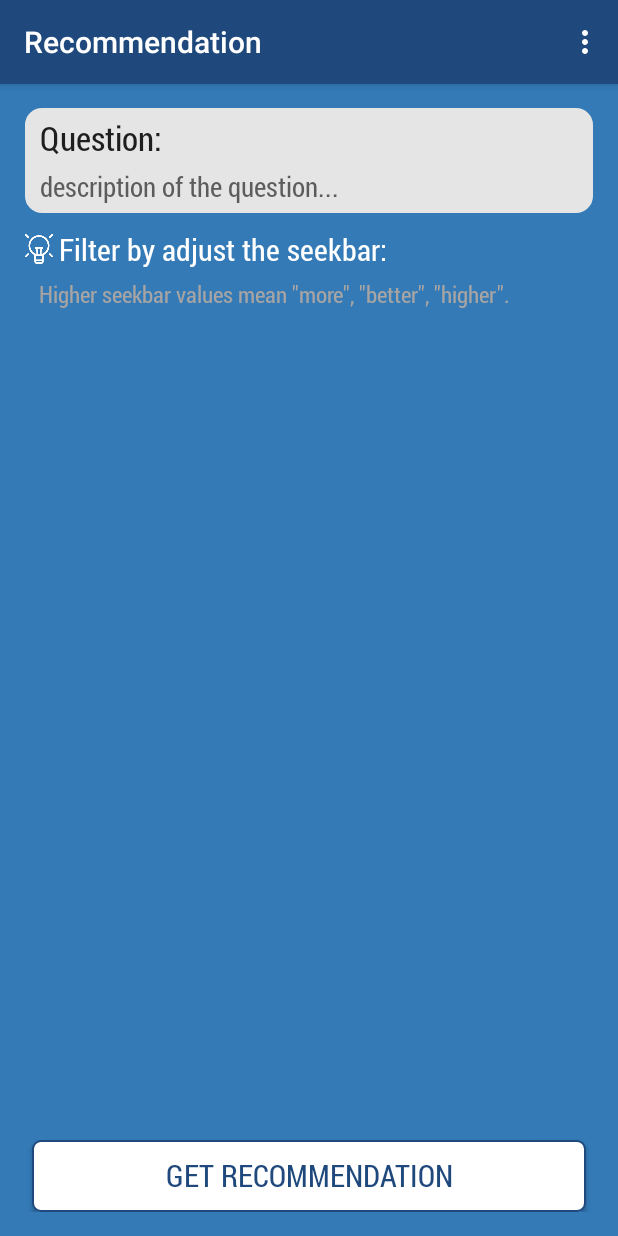
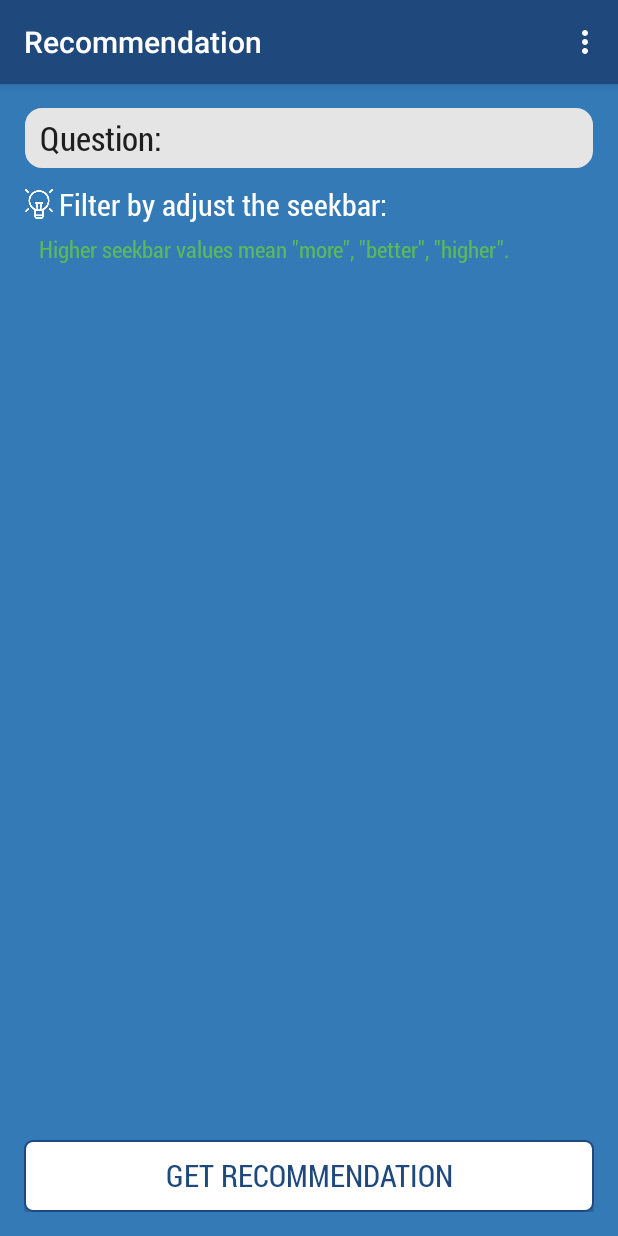
Before and after one commit to HugoWang/AnswerBot, an Android app: the GetRecomendActivity screen opened directly, with no data from a screen before it, on a phone screen of 412 x 824 dp. Run offline under Robolectric (Android 15) with nearby library versions, the phone set to English and light mode, and no system bars; libraries missing offline, so code that uses them is left out: com.loopj.android, cz.msebera.android; 3 statements that could not run were skipped.

Commit message:
Style listview

```diff
--- a/app/src/main/java/com/example/kaiwang/answerbot/GetRecomendActivity.java
+++ b/app/src/main/java/com/example/kaiwang/answerbot/GetRecomendActivity.java
@@ -25,7 +25,6 @@ import org.json.JSONException;
 import org.json.JSONObject;
 
 import java.io.UnsupportedEncodingException;
-import java.lang.reflect.Array;
 import java.util.ArrayList;
 import java.util.List;
 
@@ -39,11 +38,16 @@ public class GetRecomendActivity extends AppCompatActivity implements AdapterVie
     public int url_queston_id;
     public String ques_body;
     public String ques_details;
+    private boolean viewGroupIsVisible = false;
+    private View mViewGroup;
 
     @Override
     protected void onCreate(Bundle savedInstanceState) {
         super.onCreate(savedInstanceState);
         setContentView(R.layout.activity_get_recomend);
+
+        mViewGroup = findViewById(R.id.viewsContainer);
+        mViewGroup.setVisibility(View.GONE);
 
         Typeface tf = Typeface.createFromAsset(getAssets(),"RobotoCondensed-Regular.ttf");
         recommend_ques = (TextView)findViewById(R.id.recommend_ques);
@@ -57,6 +61,18 @@ public class GetRecomendActivity extends AppCompatActivity implements AdapterVie
         tips1.setTypeface(tf);
         tips2.setTypeface(tf);
         get_recommend.setTypeface(tf);
+
+        recommend_ques.setOnClickListener(new View.OnClickListener() {
+            @Override
+            public void onClick(View v) {
+                if (!viewGroupIsVisible) {
+                    mViewGroup.setVisibility(View.VISIBLE);
+                } else {
+                    mViewGroup.setVisibility(View.GONE);
+                }
+                viewGroupIsVisible = !viewGroupIsVisible;
+            }
+        });
 
         AsyncHttpClient client = new AsyncHttpClient();
         Bundle bundle = getIntent().getExtras();
@@ -124,22 +140,6 @@ public class GetRecomendActivity extends AppCompatActivity implements AdapterVie
                 // called when request is retried
             }
         });
-
-
-
-        /*
-        send_criterion.setOnItemClickListener(new AdapterView.OnItemClickListener() {
-            public void onItemClick(AdapterView<?> parent, View view,
-                                    int position, long id) {
-                criteria = (SeekBar) send_criterion.getItemAtPosition(position);
-                criteria.setFocusable(true);
-                criteria.setEnabled(true);
-                int value = criteria.getProgress(); // get value here
-                Toast.makeText(getApplication(),value,Toast.LENGTH_SHORT).show();
-
-            }
-        });
-        */
 
         get_recommend.setOnClickListener(new View.OnClickListener(){
             public void onClick(View v) {
--- a/app/src/main/res/layout/activity_get_recomend.xml
+++ b/app/src/main/res/layout/activity_get_recomend.xml
@@ -26,6 +26,12 @@
             android:layout_marginTop="5dp"
             android:layout_marginBottom="5dp" />
 
+        <LinearLayout
+            android:orientation="vertical"
+            android:id="@+id/viewsContainer"
+            android:layout_width="match_parent"
+            android:layout_height="match_parent">
+
             <TextView
                 android:layout_width="wrap_content"
                 android:layout_height="wrap_content"
@@ -35,6 +41,7 @@
                 android:text="description of the question..."
                 android:id="@+id/recommend_detail"
                 android:layout_marginBottom="5dp" />
+        </LinearLayout>
 
     </LinearLayout>
 
@@ -74,7 +81,7 @@
         android:paddingLeft="10dp"
         android:paddingRight="6dp"
         android:layout_marginBottom="10dp"
-        android:textColor="#a7a4a4"
+        android:textColor="#5CB85C"
         android:textSize="15dp" />
 
     <LinearLayout
@@ -100,8 +107,6 @@
             android:text="Get Recommendation"
             android:background="@drawable/blue_board_btn"
             android:id="@+id/get_recommend_btn"
-            android:layout_marginLeft="5dp"
-            android:layout_marginRight="5dp"
             android:textSize="20sp"
             android:textColor="#1F497D"
             android:layout_marginTop="5dp" />
--- a/app/src/main/res/layout/activity_home.xml
+++ b/app/src/main/res/layout/activity_home.xml
@@ -37,7 +37,8 @@
 
         <ListView
             android:layout_width="match_parent"
-            android:layout_height="488dp"
+            android:layout_height="match_parent"
+            android:layout_weight="1"
             android:id="@+id/myListView"/>
 
         <android.support.design.widget.FloatingActionButton
```
Also changed, not shown: app/src/main/res/layout/activity_home_question.xml (+11 -2 lines), app/src/main/res/layout/item_rate.xml (+13 -4 lines), 1 other file. Lines whose indentation alone changed are shown as unchanged.
